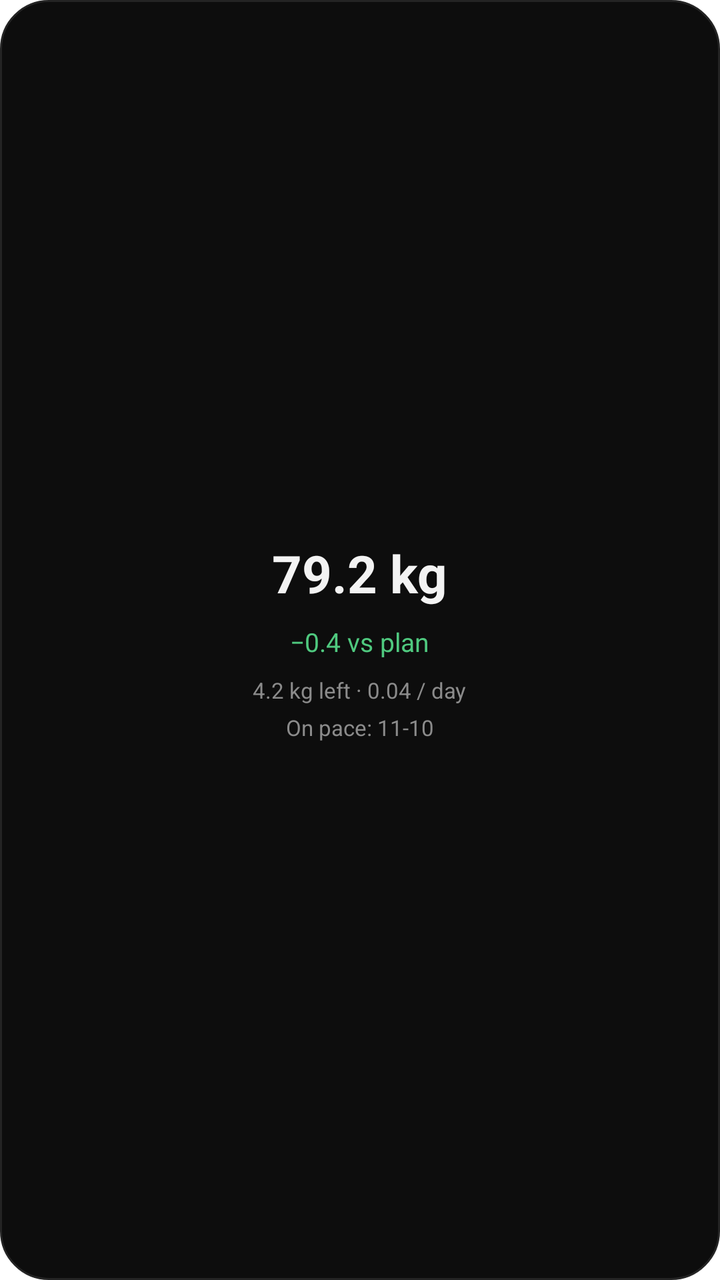
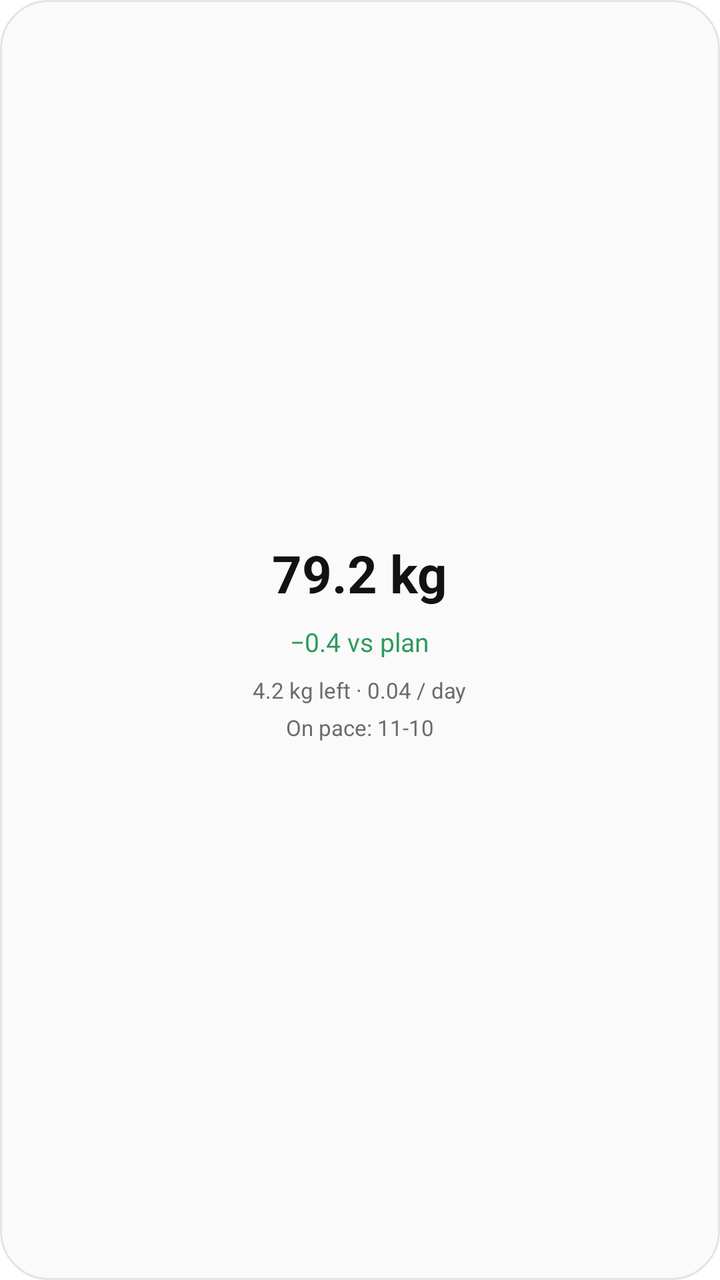

Before-and-after screenshots of an Android layout around one commit, followed by the original layout XML and the change that was made.
<!-- AndroidManifest.xml: application theme Theme.WeightTracker -->
<!-- res/layout/widget_preview_big.xml -->
<?xml version="1.0" encoding="utf-8"?>

<LinearLayout xmlns:android="http://schemas.android.com/apk/res/android"
    android:layout_width="250dp"
    android:layout_height="250dp"
    android:orientation="vertical"
    android:gravity="center"
    android:padding="14dp"
    android:background="@drawable/widget_preview_bg">
    <TextView android:layout_width="wrap_content" android:layout_height="wrap_content"
        android:text="79.2 kg" android:textSize="26sp" android:textColor="#F3F3F3"
        android:textStyle="bold" android:layout_marginTop="0dp" />
    <TextView android:layout_width="wrap_content" android:layout_height="wrap_content"
        android:text="−0.4 vs plan" android:textSize="13sp" android:textColor="#4FC97F"
        android:textStyle="normal" android:layout_marginTop="8dp" />
    <TextView android:layout_width="wrap_content" android:layout_height="wrap_content"
        android:text="4.2 kg left · 0.04 / day" android:textSize="11sp" android:textColor="#8B8B8B"
        android:textStyle="normal" android:layout_marginTop="8dp" />
    <TextView android:layout_width="wrap_content" android:layout_height="wrap_content"
        android:text="On pace: 11-10" android:textSize="11sp" android:textColor="#8B8B8B"
        android:textStyle="normal" android:layout_marginTop="4dp" />
</LinearLayout>
<!-- resources referenced by this layout -->
<resources>
  <!-- drawable widget_preview_bg (drawable) -->
  <?xml version="1.0" encoding="utf-8"?>
  
  <shape xmlns:android="http://schemas.android.com/apk/res/android" android:shape="rectangle">
      <solid android:color="#0D0D0D" />
      <stroke android:width="1dp" android:color="#242424" />
      <corners android:radius="24dp" />
  </shape>
  <style name="Theme.WeightTracker" parent="@android:style/Theme.Material.NoActionBar">
          <item name="android:windowBackground">@color/window_background</item>
          <item name="android:statusBarColor">@android:color/transparent</item>
          <item name="android:navigationBarColor">@android:color/transparent</item>
          <item name="android:windowDrawsSystemBarBackgrounds">true</item>
      </style>
  <color name="window_background">#FFFFFFFF</color>
</resources>

<!-- the commit's change to res/layout/widget_preview_big.xml (unified diff, before → after) -->
@@ -8,15 +8,15 @@
     android:padding="14dp"
     android:background="@drawable/widget_preview_bg">
     <TextView android:layout_width="wrap_content" android:layout_height="wrap_content"
-        android:text="79.2 kg" android:textSize="26sp" android:textColor="#F3F3F3"
+        android:text="79.2 kg" android:textSize="26sp" android:textColor="@color/widget_preview_on_surface"
         android:textStyle="bold" android:layout_marginTop="0dp" />
     <TextView android:layout_width="wrap_content" android:layout_height="wrap_content"
-        android:text="−0.4 vs plan" android:textSize="13sp" android:textColor="#4FC97F"
+        android:text="−0.4 vs plan" android:textSize="13sp" android:textColor="@color/widget_preview_accent"
         android:textStyle="normal" android:layout_marginTop="8dp" />
     <TextView android:layout_width="wrap_content" android:layout_height="wrap_content"
-        android:text="4.2 kg left · 0.04 / day" android:textSize="11sp" android:textColor="#8B8B8B"
+        android:text="4.2 kg left · 0.04 / day" android:textSize="11sp" android:textColor="@color/widget_preview_muted"
         android:textStyle="normal" android:layout_marginTop="8dp" />
     <TextView android:layout_width="wrap_content" android:layout_height="wrap_content"
-        android:text="On pace: 11-10" android:textSize="11sp" android:textColor="#8B8B8B"
+        android:text="On pace: 11-10" android:textSize="11sp" android:textColor="@color/widget_preview_muted"
         android:textStyle="normal" android:layout_marginTop="4dp" />
 </LinearLayout>
<!-- resource entries referenced after the edit -->
@@ -1,11 +1,14 @@
 <!-- resources referenced by this layout -->
 <resources>
+  <color name="widget_preview_accent">#FF2E9A5E</color>
+  <color name="widget_preview_muted">#FF6B6B6B</color>
+  <color name="widget_preview_on_surface">#FF121212</color>
   <!-- drawable widget_preview_bg (drawable) -->
   <?xml version="1.0" encoding="utf-8"?>
   
   <shape xmlns:android="http://schemas.android.com/apk/res/android" android:shape="rectangle">
-      <solid android:color="#0D0D0D" />
-      <stroke android:width="1dp" android:color="#242424" />
+      <solid android:color="@color/widget_preview_bg" />
+      <stroke android:width="1dp" android:color="@color/widget_preview_outline" />
       <corners android:radius="24dp" />
   </shape>
   <style name="Theme.WeightTracker" parent="@android:style/Theme.Material.NoActionBar">
@@ -14,6 +17,8 @@
           <item name="android:navigationBarColor">@android:color/transparent</item>
           <item name="android:windowDrawsSystemBarBackgrounds">true</item>
       </style>
+  <color name="widget_preview_bg">#FFFAFAFA</color>
+  <color name="widget_preview_outline">#FFE4E4E4</color>
   <color name="window_background">#FFFFFFFF</color>
 </resources>
 
